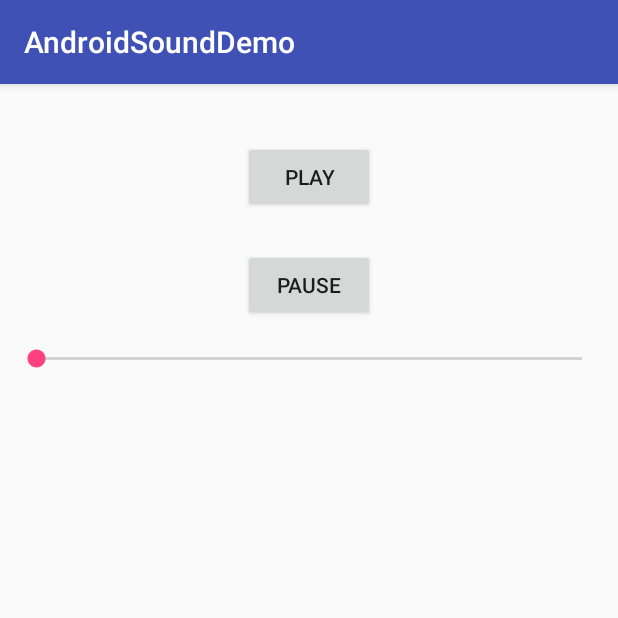
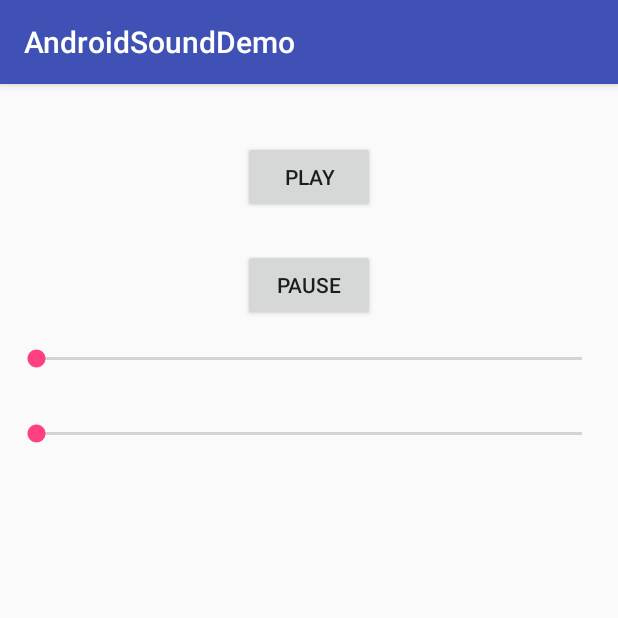
Before and after one commit to RommelTJ/AndroidSoundDemo, an Android app: the screen it shows after launch (MainActivity), on a phone screen of 412 x 824 dp, the top half of it. Run offline under Robolectric (Android 15) with nearby library versions, the phone set to English and light mode, and no system bars.

Commit message:
Setting up a scrubbing seekbar

```diff
--- a/app/src/main/res/layout/activity_main.xml
+++ b/app/src/main/res/layout/activity_main.xml
@@ -32,6 +32,7 @@
             app:layout_constraintEnd_toEndOf="parent"
             app:layout_constraintStart_toStartOf="parent"
             app:layout_constraintTop_toBottomOf="@+id/button" />
+
     <SeekBar
             android:layout_width="0dp"
             android:layout_height="wrap_content"
@@ -40,4 +41,12 @@
             android:layout_marginStart="8dp" android:layout_marginEnd="8dp"
             app:layout_constraintEnd_toEndOf="parent"/>
 
+    <SeekBar
+            android:layout_width="0dp"
+            android:layout_height="wrap_content"
+            android:id="@+id/scrubSeekBar" android:layout_marginTop="66dp"
+            app:layout_constraintTop_toBottomOf="@+id/button2" app:layout_constraintStart_toStartOf="parent"
+            android:layout_marginStart="8dp" android:layout_marginEnd="8dp"
+            app:layout_constraintEnd_toEndOf="parent"/>
+
 </android.support.constraint.ConstraintLayout>
```
